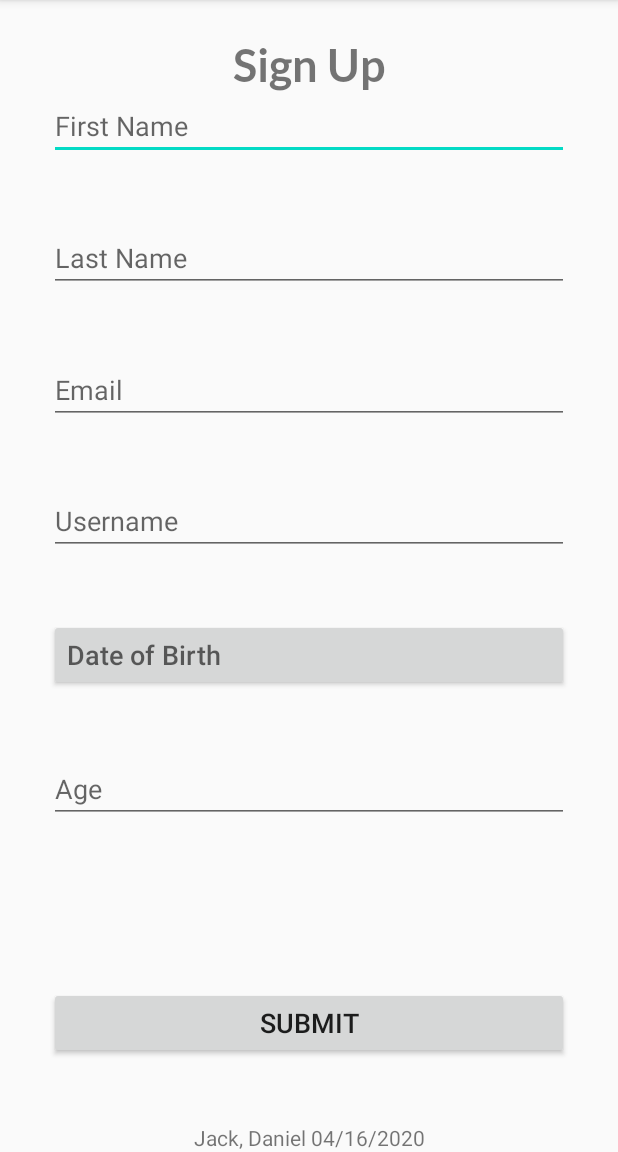
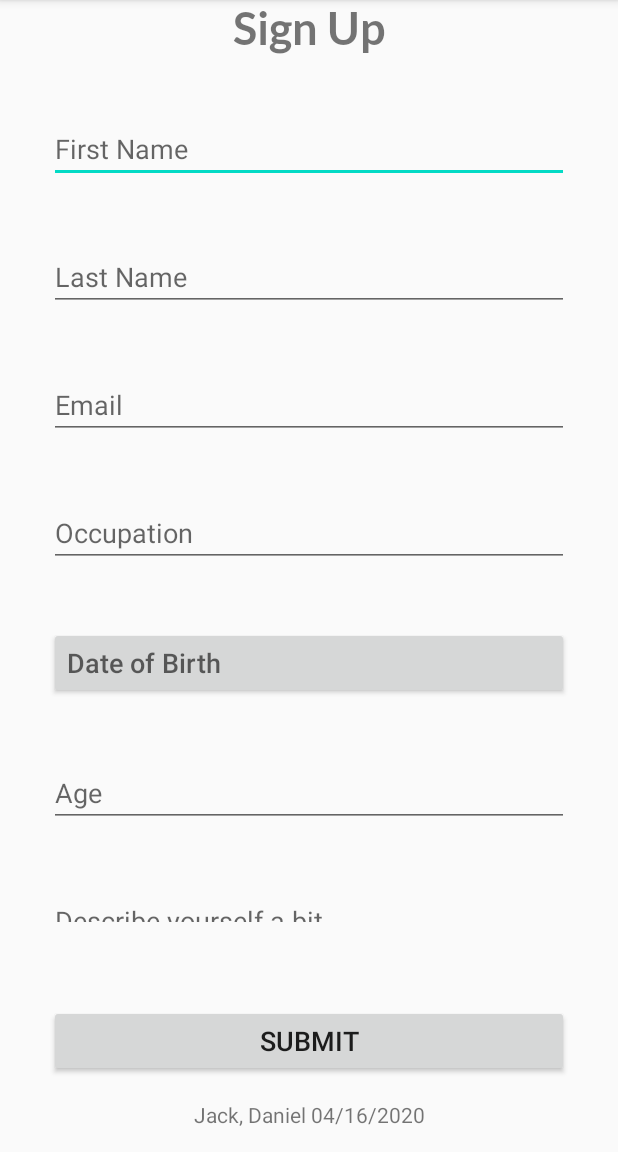
Before and after one commit to dansjack/ad340-sp2020, an Android app: the screen it shows after launch (MainActivity), on a phone screen of 412 x 824 dp, the part 84-1236 px from its top. Run offline under Robolectric (Android 15) with nearby library versions, the phone set to English and light mode, and no system bars.

Commit message:
Adds old changes back in
* Scroll view in portrait
* Username changed to occupation
* landscape layout replaced

```diff
--- a/app/src/main/java/com/example/djackad340/Constants.java
+++ b/app/src/main/java/com/example/djackad340/Constants.java
@@ -1,6 +1,8 @@
 package com.example.djackad340;
 
 class Constants {
+    static final String KEY_OCC = "occupation";
+    static final String TEST_OCCUPATION = "Clown";
     static final String KEY_FNAME = "firstName";
     static final String KEY_LNAME = "lastName";
     static final String KEY_EMAIL = "email";
--- a/app/src/main/java/com/example/djackad340/FormSuccessActivity.java
+++ b/app/src/main/java/com/example/djackad340/FormSuccessActivity.java
@@ -7,13 +7,11 @@ import android.os.Bundle;
 import android.view.View;
 import android.widget.TextView;
 
-import static com.example.djackad340.Constants.RETURN_TO_MAIN;
-
 public class FormSuccessActivity extends AppCompatActivity {
     private String firstName = "";
     private String lastName = "";
     private String email = "";
-    private String username = "";
+    private String occ = "";
     private String dob = "";
 
     @Override
@@ -29,10 +27,10 @@ public class FormSuccessActivity extends AppCompatActivity {
             firstName = bundle.getString(Constants.KEY_FNAME);
             lastName = bundle.getString(Constants.KEY_FNAME);
             email = bundle.getString(Constants.KEY_EMAIL);
-            username = bundle.getString(Constants.KEY_USERNAME);
+            occ = bundle.getString(Constants.KEY_OCC);
             dob = bundle.getString(Constants.KEY_DOB);
         }
-        msg.append(username).append(getString(R.string.SUCCESS_MSG_END));
+        msg.append(" ").append(occ).append(getString(R.string.SUCCESS_MSG_END));
         successMsg.setText(msg);
     }
 
--- a/app/src/main/java/com/example/djackad340/MainActivity.java
+++ b/app/src/main/java/com/example/djackad340/MainActivity.java
@@ -8,14 +8,12 @@ import androidx.fragment.app.DialogFragment;
 import android.app.DatePickerDialog;
 import android.content.Intent;
 import android.os.Bundle;
-import android.util.Log;
 import android.view.View;
 
 import android.widget.Button;
 import android.widget.DatePicker;
 import android.widget.EditText;
 import android.widget.TextView;
-import android.widget.Toast;
 
 import java.text.DateFormat;
 import java.util.Calendar;
@@ -27,7 +25,7 @@ public class MainActivity extends AppCompatActivity implements DatePickerDialog.
     private EditText firstNameText;
     private EditText lastNameText;
     private EditText emailText;
-    private EditText usernameText;
+    private EditText occText;
     private Button dobBtn;
     private TextView ageText;
     private TextView errorText;
@@ -41,7 +39,7 @@ public class MainActivity extends AppCompatActivity implements DatePickerDialog.
         firstNameText = findViewById(R.id.firstNameText);
         lastNameText = findViewById(R.id.lastNameText);
         emailText = findViewById(R.id.emailText);
-        usernameText = findViewById(R.id.usernameText);
+        occText = findViewById(R.id.occupationText);
         dobBtn = findViewById(R.id.dobBtn);
         ageText = findViewById(R.id.ageText);
         errorText = findViewById(R.id.errorText);
@@ -74,7 +72,7 @@ public class MainActivity extends AppCompatActivity implements DatePickerDialog.
             formSuccessIntent.putExtra(Constants.KEY_FNAME, firstNameText.getText().toString());
             formSuccessIntent.putExtra(Constants.KEY_LNAME, lastNameText.getText().toString());
             formSuccessIntent.putExtra(Constants.KEY_EMAIL, emailText.getText().toString());
-            formSuccessIntent.putExtra(Constants.KEY_USERNAME, usernameText.getText().toString());
+            formSuccessIntent.putExtra(Constants.KEY_USERNAME, occText.getText().toString());
             formSuccessIntent.putExtra(Constants.KEY_DOB, dobBtn.getText().toString());
             startActivityForResult(formSuccessIntent, Constants.CODE_SIGNUP);
         }
@@ -87,7 +85,7 @@ public class MainActivity extends AppCompatActivity implements DatePickerDialog.
             firstNameText.setText(Constants.EMPTY_STRING);
             lastNameText.setText(Constants.EMPTY_STRING);
             emailText.setText(Constants.EMPTY_STRING);
-            usernameText.setText(Constants.EMPTY_STRING);
+            occText.setText(Constants.EMPTY_STRING);
             dobBtn.setText(Constants.EMPTY_STRING);
             ageText.setText(Constants.EMPTY_STRING);
         }
@@ -103,9 +101,9 @@ public class MainActivity extends AppCompatActivity implements DatePickerDialog.
                 emailText.getText().toString().trim()).matches()) { // user didn't enter a valid password
             isValid = false;
             errorText.setText(R.string.err_enter_email);
-        } else if (usernameText.getText().toString().isEmpty()) { // user didn't entered a username
+        } else if (occText.getText().toString().isEmpty()) { // user didn't entered a username
             isValid = false;
-            errorText.setText(R.string.err_enter_username);
+            errorText.setText(R.string.err_enter_occ);
         } else if (yearsOfAge < 18) { // user is under 18 or over
             isValid = false;
             errorText.setText(R.string.err_enter_dob);
--- a/app/src/main/res/layout-land/activity_main.xml
+++ b/app/src/main/res/layout-land/activity_main.xml
@@ -6,45 +6,15 @@
     android:layout_height="match_parent"
     tools:context=".MainActivity">
 
-    <androidx.constraintlayout.widget.Guideline
-        android:id="@+id/formRightGuideLand"
-        android:layout_width="wrap_content"
-        android:layout_height="wrap_content"
-        android:orientation="vertical"
-        app:layout_constraintGuide_percent="@dimen/form_text_guide_rperc" />
-
-    <androidx.constraintlayout.widget.Guideline
-        android:id="@+id/formTopGuideLand"
-        android:layout_width="wrap_content"
-        android:layout_height="wrap_content"
-        android:orientation="horizontal"
-        app:layout_constraintGuide_percent="@dimen/form_text_guide_perc" />
-
-    <androidx.constraintlayout.widget.Guideline
-        android:id="@+id/formLeftGuideLand"
-        android:layout_width="wrap_content"
-        android:layout_height="wrap_content"
-        android:orientation="vertical"
-        app:layout_constraintGuide_percent="@dimen/form_text_guide_perc" />
-
-    <TextView
-        android:id="@+id/nameDateView"
-        android:layout_width="wrap_content"
-        android:layout_height="wrap_content"
-        android:text="@string/nameDate"
-        android:textSize="@dimen/signature_text_size"
-        app:layout_constraintBottom_toBottomOf="parent"
-        app:layout_constraintEnd_toEndOf="parent"
-        app:layout_constraintStart_toStartOf="parent" />
-
     <ScrollView
+        android:id="@+id/formContainer"
         android:layout_width="@dimen/match_constraint"
         android:layout_height="@dimen/match_constraint"
-        android:fillViewport="true"
-        app:layout_constraintBottom_toTopOf="@+id/nameDateView"
-        app:layout_constraintEnd_toStartOf="@+id/formRightGuideLand"
-        app:layout_constraintStart_toStartOf="@+id/formLeftGuideLand"
-        app:layout_constraintTop_toBottomOf="@+id/signUpText">
+        android:isScrollContainer="false"
+        app:layout_constraintBottom_toTopOf="@id/formBottomGuide"
+        app:layout_constraintEnd_toStartOf="@+id/formRightGuide"
+        app:layout_constraintStart_toStartOf="@+id/formLeftGuide"
+        app:layout_constraintTop_toBottomOf="@id/signUpText">
 
         <LinearLayout
             android:layout_width="match_parent"
@@ -55,7 +25,7 @@
                 android:id="@+id/firstNameText"
                 android:layout_width="match_parent"
                 android:layout_height="wrap_content"
-                android:layout_marginTop="@dimen/form_text_margin_land"
+                android:layout_marginTop="@dimen/form_text_margin"
                 android:autofillHints="@string/first_name"
                 android:hint="@string/first_name"
                 android:inputType="textPersonName"
@@ -65,7 +35,7 @@
                 android:id="@+id/lastNameText"
                 android:layout_width="match_parent"
                 android:layout_height="wrap_content"
-                android:layout_marginTop="@dimen/form_text_margin_land"
+                android:layout_marginTop="@dimen/form_text_margin"
                 android:autofillHints="@string/last_name"
                 android:hint="@string/last_name"
                 android:inputType="textPersonName"
@@ -75,27 +45,27 @@
                 android:id="@+id/emailText"
                 android:layout_width="match_parent"
                 android:layout_height="wrap_content"
-                android:layout_marginTop="@dimen/form_text_margin_land"
+                android:layout_marginTop="@dimen/form_text_margin"
                 android:autofillHints="@string/email"
                 android:hint="@string/email"
                 android:inputType="textEmailAddress"
                 android:textSize="@dimen/form_text_size" />
 
             <EditText
-                android:id="@+id/usernameText"
+                android:id="@+id/occupationText"
                 android:layout_width="match_parent"
                 android:layout_height="wrap_content"
-                android:layout_marginTop="@dimen/form_text_margin_land"
-                android:autofillHints="@string/username"
-                android:hint="@string/username"
-                android:inputType="textPersonName"
+                android:layout_marginTop="@dimen/form_text_margin"
+                android:autofillHints="@string/occupation"
+                android:hint="@string/occupation"
+                android:inputType="text"
                 android:textSize="@dimen/form_text_size" />
 
             <Button
                 android:id="@+id/dobBtn"
                 android:layout_width="match_parent"
                 android:layout_height="wrap_content"
-                android:layout_marginTop="@dimen/form_text_margin_land"
+                android:layout_marginTop="@dimen/form_text_margin"
                 android:autofillHints="@string/date_of_birth"
                 android:focusable="false"
                 android:hint="@string/date_of_birth"
@@ -107,45 +77,37 @@
                 android:id="@+id/ageText"
                 android:layout_width="match_parent"
                 android:layout_height="wrap_content"
-                android:layout_marginTop="@dimen/form_text_margin_land"
+                android:layout_marginTop="@dimen/form_text_margin"
                 android:autofillHints="@string/age"
                 android:background="?attr/editTextBackground"
-                android:gravity="center_vertical"
                 android:hint="@string/age"
-                android:textSize="@dimen/form_text_size"
-                app:layout_constraintEnd_toEndOf="parent"
-                app:layout_constraintStart_toStartOf="parent"
-                app:layout_constraintTop_toBottomOf="@+id/dobBtn" />
+                android:textSize="@dimen/form_text_size" />
 
-            <TextView
-                android:id="@+id/errorText"
+            <EditText
+                android:id="@+id/descText"
                 android:layout_width="match_parent"
                 android:layout_height="wrap_content"
                 android:layout_marginTop="@dimen/form_text_margin"
-                android:gravity="center"
-                android:textColor="#AE2E2E"
-                android:textSize="@dimen/form_text_size"
-                app:layout_constraintEnd_toStartOf="@+id/formRightGuide"
-                app:layout_constraintStart_toStartOf="@+id/formLeftGuide"
-                app:layout_constraintTop_toBottomOf="@+id/ageText" />
-
-            <Button
-                android:id="@+id/submitBtn"
-                android:layout_width="match_parent"
-                android:layout_height="wrap_content"
-                android:layout_marginTop="@dimen/form_text_margin_land"
-                android:layout_marginBottom="@dimen/form_text_margin_land"
-                android:onClick="getFormSuccessActivity"
-                android:text="@string/submit"
-                android:textSize="@dimen/form_text_size"
-                app:layout_constraintEnd_toEndOf="parent"
-                app:layout_constraintStart_toStartOf="parent" />
-
-            <Space
-                android:layout_width="match_parent"
-                android:layout_height="@dimen/form_text_margin_land" />
+                android:autofillHints="@string/description"
+                android:ems="10"
+                android:gravity="start|top"
+                android:hint="@string/description"
+                android:inputType="textMultiLine" />
         </LinearLayout>
     </ScrollView>
+
+    <Button
+        android:id="@+id/submitBtn"
+        android:layout_width="@dimen/match_constraint"
+        android:layout_height="wrap_content"
+        android:onClick="getFormSuccessActivity"
+        android:text="@string/submit"
+        android:textSize="@dimen/form_text_size"
+        app:layout_constraintBottom_toTopOf="@+id/nameDateView"
+        app:layout_constraintEnd_toStartOf="@+id/formRightGuide"
+        app:layout_constraintHorizontal_bias="0.0"
+        app:layout_constraintStart_toStartOf="@+id/formLeftGuide"
+        app:layout_constraintTop_toBottomOf="@id/errorText" />
 
     <TextView
         android:id="@+id/signUpText"
@@ -157,6 +119,50 @@
         android:textSize="@dimen/form_heading"
         app:layout_constraintEnd_toEndOf="parent"
         app:layout_constraintStart_toStartOf="parent"
-        app:layout_constraintTop_toTopOf="@+id/formTopGuideLand" />
+        app:layout_constraintTop_toTopOf="parent" />
+
+    <TextView
+        android:id="@+id/nameDateView"
+        android:layout_width="wrap_content"
+        android:layout_height="wrap_content"
+        android:text="@string/nameDate"
+        android:textSize="@dimen/signature_text_size"
+        app:layout_constraintBottom_toBottomOf="parent"
+        app:layout_constraintEnd_toEndOf="parent"
+        app:layout_constraintStart_toStartOf="parent"
+        app:layout_constraintTop_toBottomOf="@+id/submitBtn" />
+
+    <androidx.constraintlayout.widget.Guideline
+        android:id="@+id/formLeftGuide"
+        android:layout_width="wrap_content"
+        android:layout_height="wrap_content"
+        android:orientation="vertical"
+        app:layout_constraintGuide_percent="@dimen/form_text_guide_perc" />
+
+    <androidx.constraintlayout.widget.Guideline
+        android:id="@+id/formBottomGuide"
+        android:layout_width="wrap_content"
+        android:layout_height="wrap_content"
+        android:orientation="horizontal"
+        app:layout_constraintGuide_percent="@dimen/form_text_guide_bperc" />
+
+    <androidx.constraintlayout.widget.Guideline
+        android:id="@+id/formRightGuide"
+        android:layout_width="wrap_content"
+        android:layout_height="wrap_content"
+        android:orientation="vertical"
+        app:layout_constraintGuide_percent="@dimen/form_text_guide_rperc" />
+
+    <TextView
+        android:id="@+id/errorText"
+        android:layout_width="@dimen/match_constraint"
+        android:layout_height="wrap_content"
+        android:gravity="center"
+        android:textColor="#AE2E2E"
+        android:textSize="@dimen/form_text_size"
+        app:layout_constraintBottom_toTopOf="@id/submitBtn"
+        app:layout_constraintEnd_toStartOf="@+id/formRightGuide"
+        app:layout_constraintStart_toStartOf="@+id/formLeftGuide"
+        app:layout_constraintTop_toBottomOf="@+id/formContainer" />
 
 </androidx.constraintlayout.widget.ConstraintLayout>
--- a/app/src/main/res/layout/activity_main.xml
+++ b/app/src/main/res/layout/activity_main.xml
@@ -6,71 +6,95 @@
     android:layout_height="match_parent"
     tools:context=".MainActivity">
 
+    <ScrollView
+        android:id="@+id/formContainer"
+        android:layout_width="@dimen/match_constraint"
+        android:layout_height="@dimen/match_constraint"
+        android:isScrollContainer="false"
+        app:layout_constraintBottom_toTopOf="@id/formBottomGuide"
+        app:layout_constraintEnd_toStartOf="@+id/formRightGuide"
+        app:layout_constraintStart_toStartOf="@+id/formLeftGuide"
+        app:layout_constraintTop_toBottomOf="@id/signUpText">
+
+        <LinearLayout
+            android:layout_width="match_parent"
+            android:layout_height="wrap_content"
+            android:orientation="vertical">
+
             <EditText
                 android:id="@+id/firstNameText"
-        android:layout_width="@dimen/match_constraint"
+                android:layout_width="match_parent"
                 android:layout_height="wrap_content"
+                android:layout_marginTop="@dimen/form_text_margin"
                 android:autofillHints="@string/first_name"
                 android:hint="@string/first_name"
                 android:inputType="textPersonName"
-        android:textSize="@dimen/form_text_size"
-        app:layout_constraintEnd_toStartOf="@+id/formRightGuide"
-        app:layout_constraintStart_toStartOf="@+id/formLeftGuide"
-        app:layout_constraintTop_toBottomOf="@+id/signUpText" />
+                android:textSize="@dimen/form_text_size" />
 
             <EditText
                 android:id="@+id/lastNameText"
-        android:layout_width="@dimen/match_constraint"
+                android:layout_width="match_parent"
                 android:layout_height="wrap_content"
+                android:layout_marginTop="@dimen/form_text_margin"
                 android:autofillHints="@string/last_name"
                 android:hint="@string/last_name"
                 android:inputType="textPersonName"
-        android:textSize="@dimen/form_text_size"
-        app:layout_constraintBottom_toTopOf="@id/emailText"
-        app:layout_constraintEnd_toStartOf="@+id/formRightGuide"
-        app:layout_constraintStart_toStartOf="@+id/formLeftGuide"
-        app:layout_constraintTop_toBottomOf="@+id/firstNameText" />
+                android:textSize="@dimen/form_text_size" />
 
             <EditText
                 android:id="@+id/emailText"
-        android:layout_width="@dimen/match_constraint"
+                android:layout_width="match_parent"
                 android:layout_height="wrap_content"
+                android:layout_marginTop="@dimen/form_text_margin"
                 android:autofillHints="@string/email"
                 android:hint="@string/email"
                 android:inputType="textEmailAddress"
-        android:textSize="@dimen/form_text_size"
-        app:layout_constraintBottom_toTopOf="@id/usernameText"
-        app:layout_constraintEnd_toStartOf="@+id/formRightGuide"
-        app:layout_constraintStart_toStartOf="@+id/formLeftGuide"
-        app:layout_constraintTop_toBottomOf="@+id/lastNameText" />
+                android:textSize="@dimen/form_text_size" />
+
+            <EditText
+                android:id="@+id/occupationText"
+                android:layout_width="match_parent"
+                android:layout_height="wrap_content"
+                android:layout_marginTop="@dimen/form_text_margin"
+                android:autofillHints="@string/occupation"
+                android:hint="@string/occupation"
+                android:inputType="text"
+                android:textSize="@dimen/form_text_size" />
 
             <Button
                 android:id="@+id/dobBtn"
-        android:layout_width="@dimen/match_constraint"
+                android:layout_width="match_parent"
                 android:layout_height="wrap_content"
+                android:layout_marginTop="@dimen/form_text_margin"
                 android:autofillHints="@string/date_of_birth"
                 android:focusable="false"
                 android:hint="@string/date_of_birth"
                 android:onClick="getDatePicker"
                 android:textAlignment="textStart"
-        android:textSize="@dimen/form_text_size"
-        app:layout_constraintBottom_toTopOf="@id/ageText"
-        app:layout_constraintEnd_toStartOf="@+id/formRightGuide"
-        app:layout_constraintStart_toStartOf="@+id/formLeftGuide"
-        app:layout_constraintTop_toBottomOf="@+id/usernameText" />
+                android:textSize="@dimen/form_text_size" />
+
+            <TextView
+                android:id="@+id/ageText"
+                android:layout_width="match_parent"
+                android:layout_height="wrap_content"
+                android:layout_marginTop="@dimen/form_text_margin"
+                android:autofillHints="@string/age"
+                android:background="?attr/editTextBackground"
+                android:hint="@string/age"
+                android:textSize="@dimen/form_text_size" />
 
             <EditText
-        android:id="@+id/usernameText"
-        android:layout_width="@dimen/match_constraint"
+                android:id="@+id/descText"
+                android:layout_width="match_parent"
                 android:layout_height="wrap_content"
-        android:autofillHints="@string/username"
-        android:hint="@string/username"
-        android:inputType="text"
-        android:textSize="@dimen/form_text_size"
-        app:layout_constraintBottom_toTopOf="@id/dobBtn"
-        app:layout_constraintEnd_toStartOf="@+id/formRightGuide"
-        app:layout_constraintStart_toStartOf="@+id/formLeftGuide"
-        app:layout_constraintTop_toBottomOf="@+id/emailText" />
+                android:layout_marginTop="@dimen/form_text_margin"
+                android:autofillHints="@string/description"
+                android:ems="10"
+                android:gravity="start|top"
+                android:hint="@string/description"
+                android:inputType="textMultiLine" />
+        </LinearLayout>
+    </ScrollView>
 
     <Button
         android:id="@+id/submitBtn"
@@ -81,8 +105,9 @@
         android:textSize="@dimen/form_text_size"
         app:layout_constraintBottom_toTopOf="@+id/nameDateView"
         app:layout_constraintEnd_toStartOf="@+id/formRightGuide"
+        app:layout_constraintHorizontal_bias="0.0"
         app:layout_constraintStart_toStartOf="@+id/formLeftGuide"
-        app:layout_constraintTop_toBottomOf="@+id/errorText" />
+        app:layout_constraintTop_toBottomOf="@id/errorText" />
 
     <TextView
         android:id="@+id/signUpText"
@@ -92,9 +117,9 @@
         android:text="@string/sign_up"
         android:textAlignment="center"
         android:textSize="@dimen/form_heading"
-        app:layout_constraintBottom_toTopOf="@+id/formTopGuide"
         app:layout_constraintEnd_toEndOf="parent"
-        app:layout_constraintStart_toStartOf="parent" />
+        app:layout_constraintStart_toStartOf="parent"
+        app:layout_constraintTop_toTopOf="parent" />
 
     <TextView
         android:id="@+id/nameDateView"
@@ -104,20 +129,8 @@
         android:textSize="@dimen/signature_text_size"
         app:layout_constraintBottom_toBottomOf="parent"
         app:layout_constraintEnd_toEndOf="parent"
-        app:layout_constraintStart_toStartOf="parent" />
-
-    <TextView
-        android:id="@+id/ageText"
-        android:layout_width="@dimen/match_constraint"
-        android:layout_height="wrap_content"
-        android:autofillHints="@string/age"
-        android:background="?attr/editTextBackground"
-        android:hint="@string/age"
-        android:textSize="@dimen/form_text_size"
-        app:layout_constraintBottom_toTopOf="@id/errorText"
-        app:layout_constraintEnd_toStartOf="@+id/formRightGuide"
-        app:layout_constraintStart_toStartOf="@+id/formLeftGuide"
-        app:layout_constraintTop_toBottomOf="@+id/dobBtn" />
+        app:layout_constraintStart_toStartOf="parent"
+        app:layout_constraintTop_toBottomOf="@+id/submitBtn" />
 
     <androidx.constraintlayout.widget.Guideline
         android:id="@+id/formLeftGuide"
@@ -127,11 +140,11 @@
         app:layout_constraintGuide_percent="@dimen/form_text_guide_perc" />
 
     <androidx.constraintlayout.widget.Guideline
-        android:id="@+id/formTopGuide"
+        android:id="@+id/formBottomGuide"
         android:layout_width="wrap_content"
         android:layout_height="wrap_content"
         android:orientation="horizontal"
-        app:layout_constraintGuide_percent="@dimen/form_text_guide_perc" />
+        app:layout_constraintGuide_percent="@dimen/form_text_guide_bperc" />
 
     <androidx.constraintlayout.widget.Guideline
         android:id="@+id/formRightGuide"
@@ -150,6 +163,6 @@
         app:layout_constraintBottom_toTopOf="@id/submitBtn"
         app:layout_constraintEnd_toStartOf="@+id/formRightGuide"
         app:layout_constraintStart_toStartOf="@+id/formLeftGuide"
-        app:layout_constraintTop_toBottomOf="@+id/ageText" />
+        app:layout_constraintTop_toBottomOf="@+id/formContainer" />
 
 </androidx.constraintlayout.widget.ConstraintLayout>
--- a/app/src/main/res/values/dimens.xml
+++ b/app/src/main/res/values/dimens.xml
@@ -10,4 +10,5 @@
     <dimen name="form_text_width">356dp</dimen>
     <item name="form_text_guide_perc" type="dimen">0.08</item>
     <item name="form_text_guide_rperc" type="dimen">0.92</item>
+    <item name="form_text_guide_bperc" type="dimen">0.8</item>
 </resources>
--- a/app/src/main/res/values/strings.xml
+++ b/app/src/main/res/values/strings.xml
@@ -15,9 +15,11 @@
     <string name="age">Age</string>
     <string name="err_enter_name">Enter your full name</string>
     <string name="err_enter_email">Enter a valid email</string>
-    <string name="err_enter_username">Enter a username</string>
+    <string name="err_enter_occ">Enter your occupation</string>
     <string name="err_enter_dob">Must be 18 to sign up</string>
     <string name="SUCCESS_MSG_START">Thanks for Signing Up, </string>
     <string name="SUCCESS_MSG_END">!</string>
     <string name="date_picker_tag">date picker</string>
+    <string name="occupation">Occupation</string>
+    <string name="description">Describe yourself a bit</string>
 </resources>
```
Also changed, not shown: 2 other files. Lines whose indentation alone changed are shown as unchanged.
